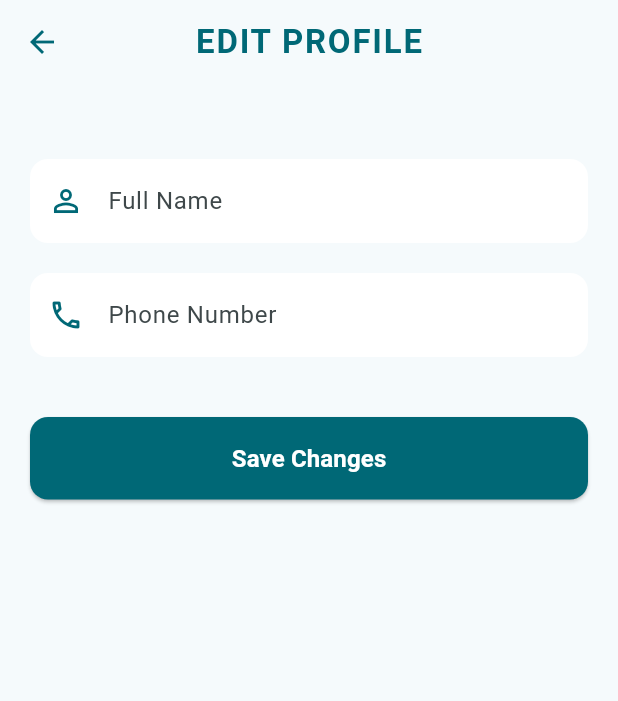
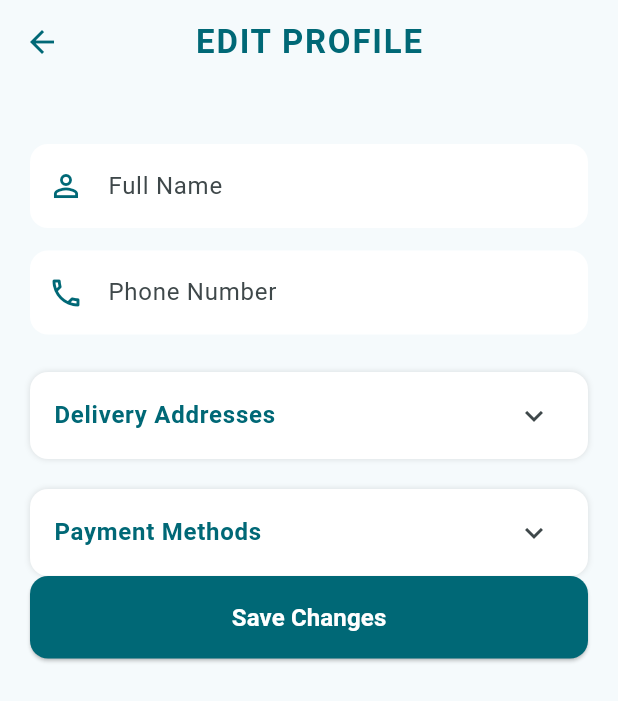
Before and after one commit to JKanaiya/FlutterBabyShopHub_eProject, a Flutter app: the EditProfilePage screen opened directly, on a phone screen of 412 x 824 dp. Shown: the top 701 px of the screen. Run offline on Flutter 3.47's test engine with Material 3 defaults, Android fonts, the phone set to English and light mode, and no system bars; our stand-ins replace flutter_rating_bar, google_fonts, google_nav_bar, image_picker, popover, supabase_flutter; accounts and stored records are empty; Roboto replaces fonts that are missing (Delius Swash Caps, Delius Unicase).

Commit message:
Modified user profile

```diff
--- a/lib/screens/profile/edit_profile_page.dart
+++ b/lib/screens/profile/edit_profile_page.dart
@@ -1,8 +1,6 @@
 import 'package:flutter/material.dart';
 import 'package:babyshophub/main.dart';
 
-/// A screen that allows the authenticated user to view and update their profile details
-/// (full name and phone number) in the 'profiles' table.
 class EditProfilePage extends StatefulWidget {
   const EditProfilePage({super.key});
 
@@ -11,30 +9,28 @@ class EditProfilePage extends StatefulWidget {
 }
 
 class _EditProfilePageState extends State<EditProfilePage> {
-  // Global key to manage the state of the form and perform validation.
   final _formKey = GlobalKey<FormState>();
+  final _nameController = TextEditingController();
+  final _phoneController = TextEditingController();
 
-  // Controllers for the input fields.
-  final TextEditingController _nameController = TextEditingController();
-  final TextEditingController _phoneController = TextEditingController();
+  bool _isLoading = false;
+  bool _showAddresses = false;
+  bool _showPayments = false;
 
-  // State variable to manage the loading indicator on the save button.
-  bool _isLoading = false;
+  List<Map<String, dynamic>> _addresses = [];
+  List<Map<String, dynamic>> _payments = [];
 
   @override
   void initState() {
     super.initState();
-    // Load existing profile data when the page initializes.
     _loadProfile();
   }
 
-  /// Fetches the user's existing full name and phone number from the 'profiles' table
-  /// and populates the text controllers.
   Future<void> _loadProfile() async {
     try {
       final user = supabase.auth.currentUser;
       if (user == null) return;
-      // Query the 'profiles' table for the current user's data.
+
       final data = await supabase
           .from('profiles')
           .select('full_name, phone')
@@ -42,18 +38,18 @@ class _EditProfilePageState extends State<EditProfilePage> {
           .maybeSingle();
 
       if (data != null) {
-        // Query the 'profiles' table for the current user's data.
         _nameController.text = data['full_name'] ?? '';
         _phoneController.text = data['phone'] ?? '';
       }
+
+      await _fetchAddresses();
+      await _fetchPayments();
     } catch (e) {
       debugPrint("Error loading profile: $e");
     }
   }
 
-  /// Validates the form fields and updates the user's profile information in Supabase.
   Future<void> _saveProfile() async {
-    // Validate all form fields using the form key.
     if (!_formKey.currentState!.validate()) return;
 
     setState(() => _isLoading = true);
@@ -61,29 +57,20 @@ class _EditProfilePageState extends State<EditProfilePage> {
       final user = supabase.auth.currentUser;
       if (user == null) return;
 
-      // Update the 'profiles' table with the new data.
-      await supabase
-          .from('profiles')
-          .update({
+      await supabase.from('profiles').update({
         'full_name': _nameController.text.trim(),
         'phone': _phoneController.text.trim(),
         'updated_at': DateTime.now().toIso8601String(),
-          })
-          .eq('id', user.id);
-      // Ensure only the current user's profile is updated.
+      }).eq('id', user.id);
 
       if (!mounted) return;
-      // Show success message to the user.
       ScaffoldMessenger.of(context).showSnackBar(
         const SnackBar(content: Text('Profile updated successfully!')),
       );
-
-      // Pop the screen and pass 'true' back to indicate a successful update.
-      Navigator.pop(context, true); // ✅ Return to ProfilePage
+      Navigator.pop(context, true);
     } catch (e) {
       debugPrint("Error updating profile: $e");
       ScaffoldMessenger.of(context).showSnackBar(
-        // Show failure message.
         const SnackBar(content: Text('Failed to update profile')),
       );
     } finally {
@@ -91,6 +78,112 @@ class _EditProfilePageState extends State<EditProfilePage> {
     }
   }
 
+  // --- Delivery Addresses Management ---
+  Future<void> _fetchAddresses() async {
+    try {
+      final user = supabase.auth.currentUser;
+      if (user == null) return;
+      final data = await supabase
+          .from('addresses')
+          .select()
+          .eq('user_id', user.id);
+      setState(() => _addresses = List<Map<String, dynamic>>.from(data));
+    } catch (e) {
+      debugPrint('Error fetching addresses: $e');
+    }
+  }
+
+  Future<void> _addAddressDialog() async {
+    final controller = TextEditingController();
+    await showDialog(
+      context: context,
+      builder: (_) => AlertDialog(
+        title: const Text("Add Address"),
+        content: TextField(
+          controller: controller,
+          decoration: const InputDecoration(hintText: "Enter address"),
+        ),
+        actions: [
+          TextButton(
+            onPressed: () => Navigator.pop(context),
+            child: const Text("Cancel"),
+          ),
+          ElevatedButton(
+            onPressed: () async {
+              final user = supabase.auth.currentUser;
+              if (user != null && controller.text.trim().isNotEmpty) {
+                await supabase.from('addresses').insert({
+                  'user_id': user.id,
+                  'address': controller.text.trim(),
+                });
+                Navigator.pop(context);
+                _fetchAddresses();
+              }
+            },
+            style: ElevatedButton.styleFrom(
+              backgroundColor: const Color(0xff006876),
+            ),
+            child: const Text("Save"),
+          ),
+        ],
+      ),
+    );
+  }
+
+  // --- Payment Methods Management ---
+  Future<void> _fetchPayments() async {
+    try {
+      final user = supabase.auth.currentUser;
+      if (user == null) return;
+      final data = await supabase
+          .from('payment_methods')
+          .select()
+          .eq('user_id', user.id);
+      setState(() => _payments = List<Map<String, dynamic>>.from(data));
+    } catch (e) {
+      debugPrint('Error fetching payment methods: $e');
+    }
+  }
+
+  Future<void> _addPaymentDialog() async {
+    final controller = TextEditingController();
+    await showDialog(
+      context: context,
+      builder: (_) => AlertDialog(
+        title: const Text("Add Payment Method"),
+        content: TextField(
+          controller: controller,
+          decoration:
+          const InputDecoration(hintText: "e.g. M-Pesa, PayPal, Visa ****1234"),
+        ),
+        actions: [
+          TextButton(
+            onPressed: () => Navigator.pop(context),
+            child: const Text("Cancel"),
+          ),
+          ElevatedButton(
+            onPressed: () async {
+              final user = supabase.auth.currentUser;
+              if (user != null && controller.text.trim().isNotEmpty) {
+                await supabase.from('payment_methods').insert({
+                  'user_id': user.id,
+                  'method': controller.text.trim(),
+                });
+                Navigator.pop(context);
+                _fetchPayments();
+              }
+            },
+            style: ElevatedButton.styleFrom(
+              backgroundColor: const Color(0xff006876),
+            ),
+            child: const Text("Save"),
+          ),
+        ],
+      ),
+    );
+  }
+
+  // --- UI ---
   @override
   Widget build(BuildContext context) {
     return Scaffold(
@@ -109,58 +202,52 @@ class _EditProfilePageState extends State<EditProfilePage> {
         elevation: 0,
         iconTheme: const IconThemeData(color: Color(0xff006876)),
       ),
-      body: Padding(
+      body: SingleChildScrollView(
         padding: const EdgeInsets.all(20),
         child: Form(
           key: _formKey,
           child: Column(
             children: [
-              const SizedBox(height: 30),
-              // 👤 Name Field
-              TextFormField(
+              const SizedBox(height: 20),
+
+              // --- Personal Info ---
+              _buildInputField(
                 controller: _nameController,
-                decoration: InputDecoration(
-                  labelText: "Full Name",
-                  prefixIcon: const Icon(
-                    Icons.person_outline,
-                    color: Color(0xff006876),
+                label: "Full Name",
+                icon: Icons.person_outline,
+                validator: (v) =>
+                v == null || v.isEmpty ? 'Enter your name' : null,
               ),
-                  filled: true,
-                  fillColor: Colors.white,
-                  border: OutlineInputBorder(
-                    borderRadius: BorderRadius.circular(12),
-                    borderSide: BorderSide.none,
+              const SizedBox(height: 15),
+              _buildInputField(
+                controller: _phoneController,
+                label: "Phone Number",
+                icon: Icons.phone_outlined,
+                validator: (v) =>
+                v == null || v.isEmpty ? 'Enter your phone number' : null,
+                keyboardType: TextInputType.phone,
               ),
-                ),
-                validator: (value) =>
-                    value == null || value.isEmpty ? 'Enter your name' : null,
+              const SizedBox(height: 25),
+
+              _buildExpandableSection(
+                title: "Delivery Addresses",
+                expanded: _showAddresses,
+                onToggle: () => setState(() => _showAddresses = !_showAddresses),
+                items: _addresses.map((a) => (a['address'] ?? '').toString()).toList().cast<String>(),
+                onAdd: _addAddressDialog,
               ),
               const SizedBox(height: 20),
 
-              // 📞 Phone Field
-              TextFormField(
-                controller: _phoneController,
-                keyboardType: TextInputType.phone,
-                decoration: InputDecoration(
-                  labelText: "Phone Number",
-                  prefixIcon: const Icon(
-                    Icons.phone_outlined,
-                    color: Color(0xff006876),
+              // --- Payment Methods ---
+              _buildExpandableSection(
+                title: "Payment Methods",
+                expanded: _showPayments,
+                onToggle: () => setState(() => _showPayments = !_showPayments),
+                items: _payments.map((p) => (p['method'] ?? '').toString()).toList().cast<String>(),
+                onAdd: _addPaymentDialog,
               ),
-                  filled: true,
-                  fillColor: Colors.white,
-                  border: OutlineInputBorder(
-                    borderRadius: BorderRadius.circular(12),
-                    borderSide: BorderSide.none,
-                  ),
-                ),
-                validator: (value) => value == null || value.isEmpty
-                    ? 'Enter your phone number'
-                    : null,
-              ),
-              const SizedBox(height: 40),
 
-              // 💾 Save Button
+              // --- Save Button ---
               SizedBox(
                 width: double.infinity,
                 child: ElevatedButton(
@@ -190,4 +277,75 @@ class _EditProfilePageState extends State<EditProfilePage> {
       ),
     );
   }
+
+  Widget _buildInputField({
+    required TextEditingController controller,
+    required String label,
+    required IconData icon,
+    String? Function(String?)? validator,
+    TextInputType? keyboardType,
+  }) {
+    return TextFormField(
+      controller: controller,
+      keyboardType: keyboardType,
+      decoration: InputDecoration(
+        labelText: label,
+        prefixIcon: Icon(icon, color: const Color(0xff006876)),
+        filled: true,
+        fillColor: Colors.white,
+        border: OutlineInputBorder(
+          borderRadius: BorderRadius.circular(12),
+          borderSide: BorderSide.none,
+        ),
+      ),
+      validator: validator,
+    );
   }
+
+  Widget _buildExpandableSection({
+    required String title,
+    required bool expanded,
+    required VoidCallback onToggle,
+    required List<String> items,
+    required VoidCallback onAdd,
+  }) {
+    return Container(
+      decoration: BoxDecoration(
+        color: Colors.white,
+        borderRadius: BorderRadius.circular(12),
+        boxShadow: const [BoxShadow(color: Colors.black12, blurRadius: 3)],
+      ),
+      child: ExpansionTile(
+        initiallyExpanded: expanded,
+        onExpansionChanged: (_) => onToggle(),
+        title: Text(
+          title,
+          style: const TextStyle(
+              color: Color(0xff006876), fontWeight: FontWeight.bold),
+        ),
+        children: [
+          if (items.isEmpty)
+            const ListTile(
+              title: Text("No items added yet"),
+            )
+          else
+            ...items
+                .map((item) => ListTile(
+              title: Text(item),
+              trailing: const Icon(Icons.edit_outlined,
+                  color: Colors.black45),
+            ))
+                .toList(),
+          TextButton.icon(
+            onPressed: onAdd,
+            icon: const Icon(Icons.add, color: Color(0xff006876)),
+            label: const Text(
+              "Add New",
+              style: TextStyle(color: Color(0xff006876)),
+            ),
+          ),
+        ],
+      ),
+    );
+  }
+}
--- a/lib/screens/splash_screen.dart
+++ b/lib/screens/splash_screen.dart
@@ -1,6 +1,6 @@
 import 'package:babyshophub/main.dart' as main;
 import 'package:babyshophub/screens/admin/edit_front_page_sections.dart';
-import 'package:babyshophub/screens/products_page.dart';
+import '../screens/products_page.dart';
 import 'package:flutter/material.dart';
 import 'package:flutter/services.dart';
 
```
Also changed, not shown: lib/main.dart (+102 -38 lines). Lines whose indentation alone changed are shown as unchanged.
